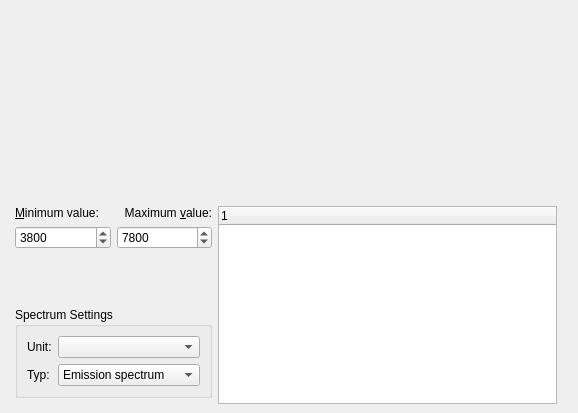
KDE/kalzium, file src/spectrumview.ui: the form before one commit.
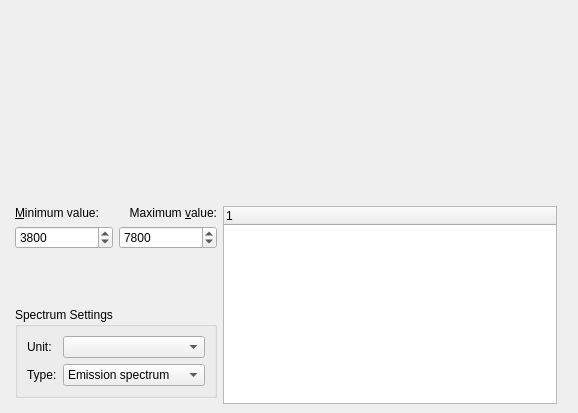
The form after the commit. Custom widgets are drawn as their Qt base class.

Commit message: fix typos: Typ->Type, wich->which

The edit to the form file:
```diff
--- a/src/spectrumview.ui
+++ b/src/spectrumview.ui
@@ -172,7 +172,7 @@
         <item row="1" column="0">
          <widget class="QLabel" name="label_2">
           <property name="text">
-           <string>Typ:</string>
+           <string>Type:</string>
           </property>
          </widget>
         </item>
```
The commit also changes 1 other file.
